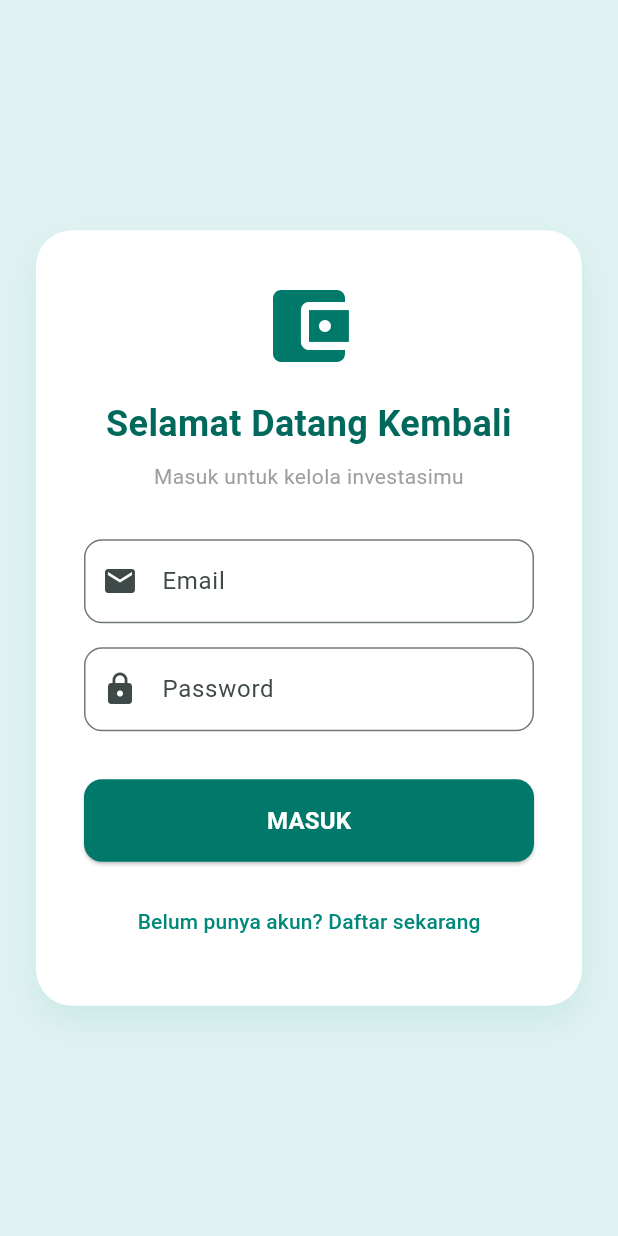
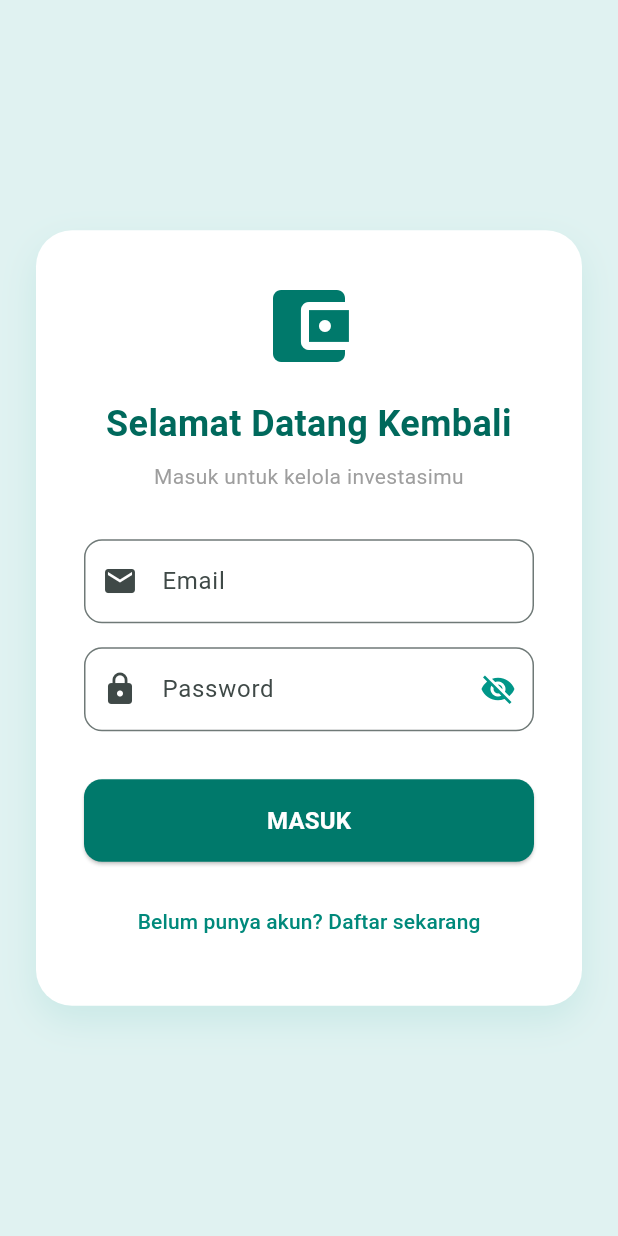
Before and after one commit to ngurah2/asisten-investasi-gig, a Flutter app: the screen it shows after launch, on a phone screen of 412 x 824 dp. Run offline on Flutter 3.47's test engine with Material 3 defaults, Android fonts, the phone set to English and light mode, and no system bars; our stand-ins replace fl_chart, image_picker, shared_preferences.

Commit message:
Update V3: Fitur A (Mata Password) Selesai

```diff
--- a/aplikasi_investasi/lib/screens/login_screen.dart
+++ b/aplikasi_investasi/lib/screens/login_screen.dart
@@ -13,6 +13,9 @@ class LoginScreen extends StatefulWidget {
 class _LoginScreenState extends State<LoginScreen> {
   bool isLoginMode = true;
   bool isLoading = false;
+
+  // Variabel baru untuk Fitur Mata Password
+  bool _isObscure = true;
 
   final TextEditingController _namaController = TextEditingController();
   final TextEditingController _emailController = TextEditingController();
@@ -89,7 +92,30 @@ class _LoginScreenState extends State<LoginScreen> {
 
                 TextField(controller: _emailController, decoration: InputDecoration(labelText: 'Email', prefixIcon: const Icon(Icons.email), border: OutlineInputBorder(borderRadius: BorderRadius.circular(12)))),
                 const SizedBox(height: 16),
-                TextField(controller: _passwordController, obscureText: true, decoration: InputDecoration(labelText: 'Password', prefixIcon: const Icon(Icons.lock), border: OutlineInputBorder(borderRadius: BorderRadius.circular(12)))),
+
+                // --- UPDATE FITUR A: MATA PASSWORD ---
+                TextField(
+                  controller: _passwordController,
+                  obscureText: _isObscure,
+                  decoration: InputDecoration(
+                    labelText: 'Password',
+                    prefixIcon: const Icon(Icons.lock),
+                    suffixIcon: IconButton(
+                      icon: Icon(
+                        _isObscure ? Icons.visibility_off : Icons.visibility,
+                        color: Colors.teal,
+                      ),
+                      onPressed: () {
+                        setState(() {
+                          _isObscure = !_isObscure;
+                        });
+                      },
+                    ),
+                    border: OutlineInputBorder(borderRadius: BorderRadius.circular(12))
+                  )
+                ),
+                // --- AKHIR UPDATE FITUR A ---
+
                 const SizedBox(height: 32),
 
                 ElevatedButton(
```
